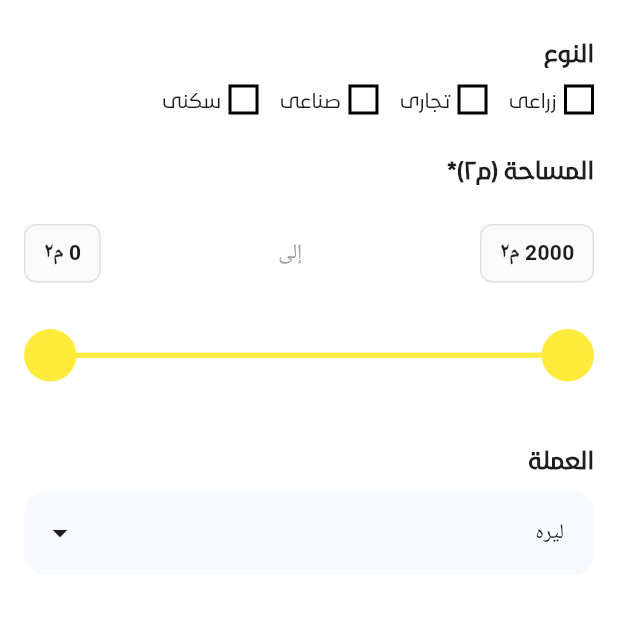
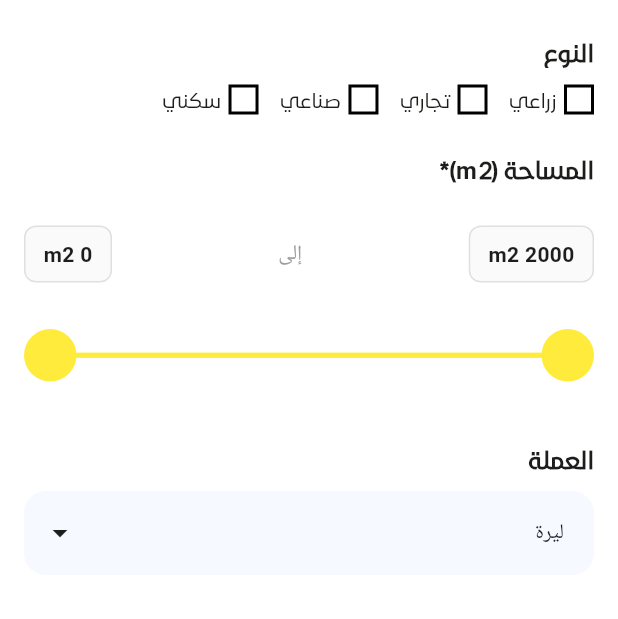
Before and after one commit to Muhamed-Hashesh/albazer-new-main, a Flutter app: the BuildingsAndLandsFiltersForm widget shown alone on an empty page, opened directly, on a phone screen of 412 x 824 dp. Shown: the part 379-998 px from the top of the screen. Run offline on Flutter 3.47's test engine with Material 3 defaults, Android fonts, the phone set to English and light mode, and no system bars; drawn by our look-alikes of flutter_xlider; our stand-ins replace animated_bottom_navigation_bar, bloc, cached_network_image, carousel_slider, connectivity_plus, dartz and 24 more; missing offline and left inert: day_night_themed_switch; accounts and stored records are empty; network calls fail; project files that could hold a hidden picture were left out.

Commit message:
Correct Arabic currency labels from 'ليره' to 'ليرة' across various forms and filters for consistency. Update area label from 'م٢' to 'm2' in relevant forms to enhance clarity.

```diff
--- a/lib/Features/ads/presentation/widgets/forms/buildings_and_lands_form.dart
+++ b/lib/Features/ads/presentation/widgets/forms/buildings_and_lands_form.dart
@@ -89,7 +89,7 @@ class _BuildingsAndLandsFormState extends State<BuildingsAndLandsForm> {
   ];
   final List<String> dollarOrLera = [
     "دولار",
-    "ليره",
+    "ليرة",
   ];
   // final List<String> buildingStatus = [
   //   "جاهز",
@@ -113,7 +113,7 @@ class _BuildingsAndLandsFormState extends State<BuildingsAndLandsForm> {
     "المالك",
     "وكيل",
   ];
-  String _dollarOrLera = 'ليره';
+  String _dollarOrLera = 'ليرة';
   String? _selectedCity;
   void _scrollToFirstInvalidField() {
     final invalidFields = [
@@ -325,7 +325,7 @@ class _BuildingsAndLandsFormState extends State<BuildingsAndLandsForm> {
             key: _fieldKeys['currency'],
             selectedValue: _dollarOrLera,
             hint: "اختر العملة",
-            options: const ['دولار', 'ليره'],
+            options: const ['دولار', 'ليرة'],
             onChanged: (currency) => setState(() => _dollarOrLera = currency!),
           ),
           const SizedBox(height: 25),
--- a/lib/Features/ads/presentation/widgets/forms/cars_for_sale_form.dart
+++ b/lib/Features/ads/presentation/widgets/forms/cars_for_sale_form.dart
@@ -87,7 +87,7 @@ class _CarsForSaleFormState extends State<CarsForSaleForm> {
       _selectedTransmission = '',
       _selectedPaymentMethod = '',
       _owner = '',
-      _dollarOrLera = 'ليره',
+      _dollarOrLera = 'ليرة',
       _selectedSaleOrRent = '',
       // ignore: prefer_final_fields
       _selectedCarType = '';
@@ -276,7 +276,7 @@ class _CarsForSaleFormState extends State<CarsForSaleForm> {
   ];
   final List<String> dollarOrLera = [
     "دولار",
-    "ليره",
+    "ليرة",
   ];
   void _scrollToFirstInvalidField() {
     final invalidFields = [
@@ -775,7 +775,7 @@ class _CarsForSaleFormState extends State<CarsForSaleForm> {
             key: _fieldKeys['currency'],
             selectedValue: _dollarOrLera,
             hint: "اختر العملة",
-            options: const ['دولار', 'ليره'],
+            options: const ['دولار', 'ليرة'],
             onChanged: (currency) => setState(() => _dollarOrLera = currency!),
           ),
           const SizedBox(height: 25),
--- a/lib/Features/ads/presentation/widgets/forms/properties_for_rent_form.dart
+++ b/lib/Features/ads/presentation/widgets/forms/properties_for_rent_form.dart
@@ -163,7 +163,7 @@ class _PropertiesForRentFormState extends State<PropertiesForRentForm> {
     "15",
   ];
 
-  String _dollarOrLera = 'ليره';
+  String _dollarOrLera = 'ليرة';
   String? _selectedFloorNum;
   String? _selectedFloor;
   String? _selectedDeed;
@@ -279,7 +279,7 @@ class _PropertiesForRentFormState extends State<PropertiesForRentForm> {
               }
               return null;
             },
-            label: 'المساحة (م٢)*',
+            label: 'المساحة (m2)*',
             hint: "ادخل مساحة العقار ...",
           ),
           const SizedBox(height: 25),
@@ -551,7 +551,7 @@ class _PropertiesForRentFormState extends State<PropertiesForRentForm> {
           CustomDropdown(
             selectedValue: _dollarOrLera,
             hint: "اختر العملة",
-            options: const ['دولار', 'ليره'],
+            options: const ['دولار', 'ليرة'],
             onChanged: (currency) {
               setState(() {
                 _dollarOrLera = currency!;
--- a/lib/Features/ads/presentation/widgets/forms/properties_for_sale_form.dart
+++ b/lib/Features/ads/presentation/widgets/forms/properties_for_sale_form.dart
@@ -222,9 +222,9 @@ class _PropertiesForSaleFormState extends State<PropertiesForSaleForm> {
   ];
   final List<String> dollarOrLera = [
     "دولار",
-    "ليره",
+    "ليرة",
   ];
-  String _dollarOrLera = 'ليره';
+  String _dollarOrLera = 'ليرة';
   String? _selectedCity;
   String? _selectedFloor;
   String? _selectedFloorNum;
@@ -552,7 +552,7 @@ class _PropertiesForSaleFormState extends State<PropertiesForSaleForm> {
               key: _fieldKeys['currency'],
               selectedValue: _dollarOrLera,
               hint: "اختر العملة",
-              options: const ['دولار', 'ليره'],
+              options: const ['دولار', 'ليرة'],
               onChanged: (currency) =>
                   setState(() => _dollarOrLera = currency!),
             ),
--- a/lib/Features/category/presentation/view/widget/filters/buildings_and_lands_filters_form.dart
+++ b/lib/Features/category/presentation/view/widget/filters/buildings_and_lands_filters_form.dart
@@ -27,7 +27,7 @@ class BuildingsAndLandsFiltersFormState
       _cityController = TextEditingController(),
       _currencyController = TextEditingController();
   String? _selectedCity;
-  String _dollarOrLeraa = 'ليره';
+  String _dollarOrLeraa = 'ليرة';
   String _selectedLandType = '',
       _selectedSaleOrRent = '',
       _selectedContactMethod = '',
@@ -44,19 +44,19 @@ class BuildingsAndLandsFiltersFormState
   double _upperPriceValue = 50000000; // 50 million max price for lands
 
   final List<String> landTypes = [
-    "زراعى",
-    "تجارى",
-    "صناعى",
-    "سكنى",
+    "زراعي",
+    "تجاري",
+    "صناعي",
+    "سكني",
   ];
   final List<String> furnitureChoices = [
     "نعم",
     "لا",
   ];
   final List<String> rentRates = [
-    "يوميا",
-    "اسبوعيا",
-    "شهريا",
+    "يومياً",
+    "أسبوعياً",
+    "شهرياً",
   ];
 
   final List<String> saleOrRentChoices = [
@@ -168,7 +168,7 @@ class BuildingsAndLandsFiltersFormState
         color: isLight ? Colors.grey.shade50 : Colors.black,
       ),
       child: Text(
-        '$formattedValue م٢',
+        '$formattedValue m2',
         style: TextStyle(
           fontSize: 14,
           fontWeight: FontWeight.w600,
@@ -284,7 +284,7 @@ class BuildingsAndLandsFiltersFormState
           height: 25,
         ),
         Text(
-          'المساحة (م٢)*',
+          'المساحة (m2)*',
           style: TextStyle(
             color: Theme.of(context).focusColor,
             fontSize: 16,
@@ -365,7 +365,7 @@ class BuildingsAndLandsFiltersFormState
             selectedValue: _dollarOrLeraa,
             // label: 'العملة',
             hint: "اختر العملة",
-            options: const ['دولار', 'ليره'],
+            options: const ['دولار', 'ليرة'],
             onChanged: (curruncy) {
               setState(() {
                 _dollarOrLeraa = curruncy!;
--- a/lib/Features/category/presentation/view/widget/filters/cars_for_sale_filters_form.dart
+++ b/lib/Features/category/presentation/view/widget/filters/cars_for_sale_filters_form.dart
@@ -111,7 +111,7 @@ class CarsForSaleFiltersFormState extends State<CarsForSaleFiltersForm> {
     {"label": "بيك أب", "image": "assets/images/car8.png"},
     {"label": "شاحنة صغيرة/فان", "image": "assets/images/car9.png"},
   ];
-  String _dollarOrLeraa = 'ليره',
+  String _dollarOrLeraa = 'ليرة',
       _selectedSaleOrRentvalue = '',
       _selectedCarType = '',
       _publishedVia = '';
@@ -637,7 +637,7 @@ class CarsForSaleFiltersFormState extends State<CarsForSaleFiltersForm> {
             selectedValue: _dollarOrLeraa,
             // label: 'العملة',
             hint: "اختر العملة",
-            options: const ['دولار', 'ليره'],
+            options: const ['دولار', 'ليرة'],
             onChanged: (curruncy) {
               if (mounted) {
                 setState(() {
--- a/lib/Features/category/presentation/view/widget/filters/properties_for_rent_filters_form.dart
+++ b/lib/Features/category/presentation/view/widget/filters/properties_for_rent_filters_form.dart
@@ -33,7 +33,7 @@ class PropertiesForRentFiltersFormState
       _buildingAgeontroller = TextEditingController(),
       _currencyController = TextEditingController();
   String? _selectedCity;
-  String _dollarOrLeraa = 'ليره';
+  String _dollarOrLeraa = 'ليرة';
 
   String _selectedBuilding = '',
       _selectedRentRate = '',
@@ -207,7 +207,7 @@ class PropertiesForRentFiltersFormState
         color: isLight ? Colors.grey.shade50 : Colors.black,
       ),
       child: Text(
-        '$formattedValue م٢',
+        '$formattedValue m2',
         style: TextStyle(
           fontSize: 14,
           fontWeight: FontWeight.w600,
@@ -350,7 +350,7 @@ class PropertiesForRentFiltersFormState
           height: 25,
         ),
         Text(
-          'المساحة (م٢)*',
+          'المساحة (m2)*',
           style: TextStyle(
             color: Theme.of(context).focusColor,
             fontSize: 16,
@@ -446,7 +446,7 @@ class PropertiesForRentFiltersFormState
         CustomDropdown(
             selectedValue: _dollarOrLeraa,
             hint: 'العملة',
-            options: const ['دولار', 'ليره'],
+            options: const ['دولار', 'ليرة'],
             onChanged: (curruncy) {
               setState(() {
                 _dollarOrLeraa = curruncy!;
--- a/lib/Features/category/presentation/view/widget/filters/properties_for_sale_filters_form.dart
+++ b/lib/Features/category/presentation/view/widget/filters/properties_for_sale_filters_form.dart
@@ -35,7 +35,7 @@ class PropertiesForSaleFiltersFormState
       _buildingAgeontroller = TextEditingController(),
       _currencyController = TextEditingController();
   String? _selectedCity;
-  String _dollarOrLeraa = 'ليره';
+  String _dollarOrLeraa = 'ليرة';
   String _selectedBuilding = '',
       _selectedRentRate = '',
       _selectedChoice = '',
@@ -475,7 +475,7 @@ class PropertiesForSaleFiltersFormState
             selectedValue: _dollarOrLeraa,
             // label: 'العملة',
             hint: "اختر العملة",
-            options: const ['دولار', 'ليره'],
+            options: const ['دولار', 'ليرة'],
             onChanged: (curruncy) {
               setState(() {
                 _dollarOrLeraa = curruncy!;
--- a/lib/Features/home/presentation/view/home_screen.dart
+++ b/lib/Features/home/presentation/view/home_screen.dart
@@ -144,7 +144,7 @@ class LatestAdsSection extends StatelessWidget {
                         crossAxisAlignment: CrossAxisAlignment.start,
                         children: [
                           Text(
-                            "أضيف حديثا فى ${category.name}",
+                            "أضيف حديثَا في ${category.name}",
                             style: Styles.style18
                                 .copyWith(color: Theme.of(context).focusColor),
                           ),
@@ -191,7 +191,7 @@ class LatestAdsSection extends StatelessWidget {
         crossAxisAlignment: CrossAxisAlignment.start,
         children: [
           Text(
-            "أضيف حديثا فى ${category.name}",
+            "أضيف حديثَا في ${category.name}",
             style: Styles.style18,
           ),
           MultiBlocProvider(
```
Also changed, not shown: lib/Features/auth/presentation/cubits/signup/signup_cubit.dart (+44 -44 lines), lib/Features/category/presentation/view/widget/custom_filter_drawer.dart (+31 -11 lines).
